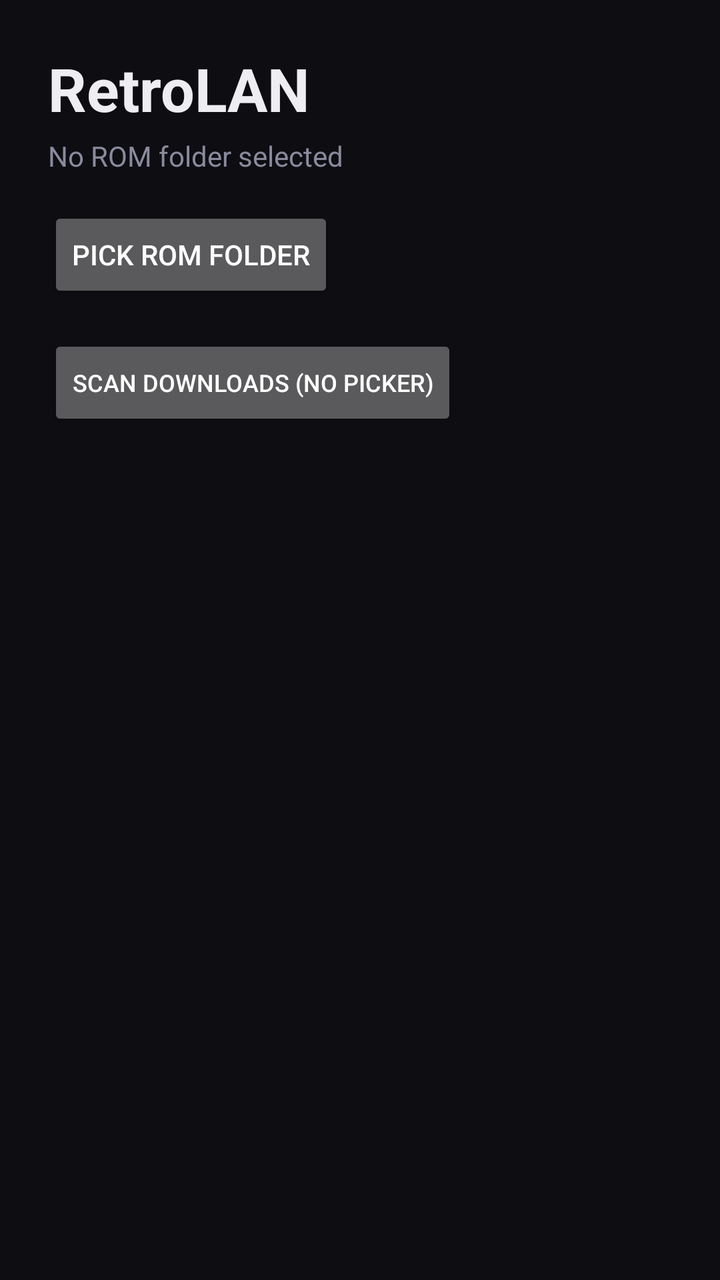
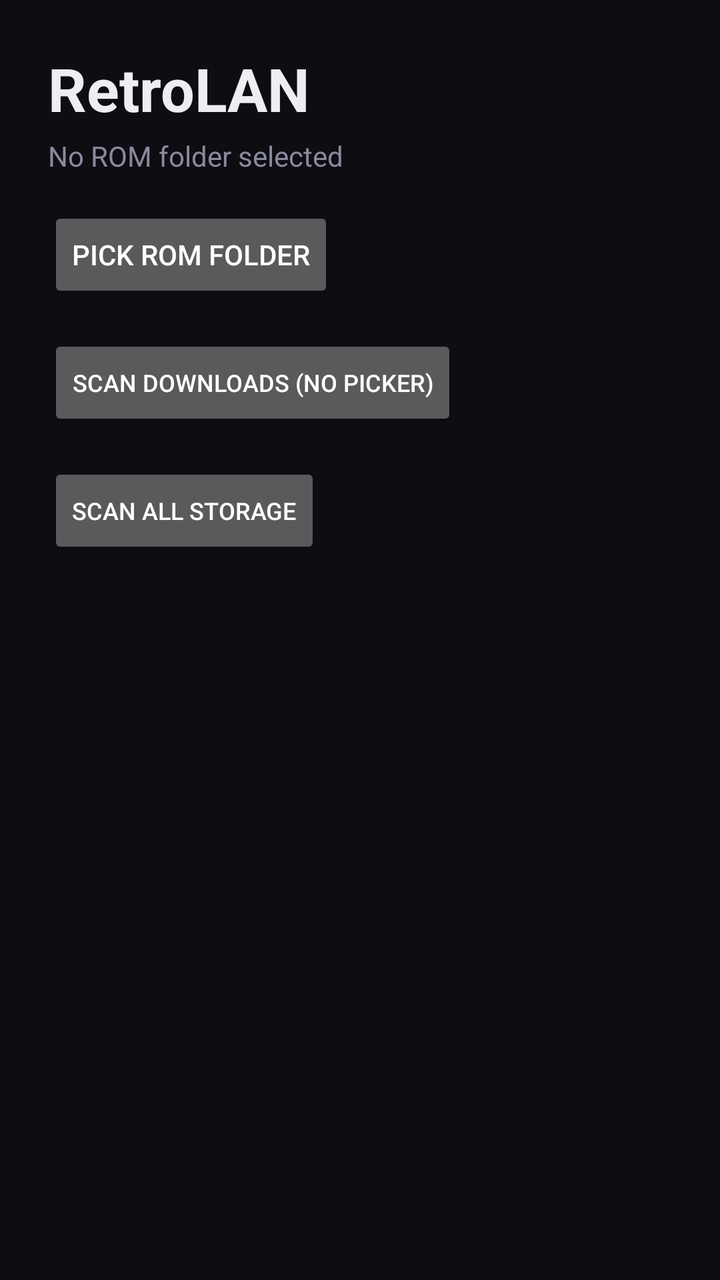

Compare the two renders of this Android layout. The source of the first and the diff that turns it into the second are given below.
<!-- AndroidManifest.xml: application theme AppTheme -->
<!-- res/layout/activity_main.xml -->
<?xml version="1.0" encoding="utf-8"?>
<LinearLayout xmlns:android="http://schemas.android.com/apk/res/android"
    android:layout_width="match_parent" android:layout_height="match_parent"
    android:orientation="vertical" android:background="@color/bg" android:padding="24dp">
    <TextView
        android:id="@+id/title"
        android:layout_width="wrap_content" android:layout_height="wrap_content"
        android:text="RetroLAN"
        android:textSize="30sp" android:textColor="@color/ink" android:textStyle="bold" />
    <TextView
        android:id="@+id/status_text"
        android:layout_width="wrap_content" android:layout_height="wrap_content"
        android:text="@string/no_rom_folder" android:textColor="@color/muted" android:textSize="14sp" android:layout_marginTop="4dp" />
    <Button
        android:id="@+id/pick_folder"
        android:layout_width="wrap_content" android:layout_height="wrap_content"
        android:text="@string/pick_folder" android:layout_marginTop="16dp" android:layout_marginBottom="16dp" />
    <Button
        android:id="@+id/scan_downloads"
        android:layout_width="wrap_content" android:layout_height="wrap_content"
        android:text="Scan Downloads (no picker)" android:layout_marginBottom="16dp"
        android:textSize="12sp" />
    <androidx.recyclerview.widget.RecyclerView
        android:id="@+id/rom_grid"
        android:layout_width="match_parent" android:layout_height="0dp" android:layout_weight="1" />
</LinearLayout>
<!-- resources referenced by this layout -->
<resources>
  <color name="bg">#0D0D12</color>
  <color name="ink">#EDEDF2</color>
  <color name="muted">#8A8A9E</color>
  <string name="no_rom_folder">No ROM folder selected</string>
  <string name="pick_folder">Pick ROM folder</string>
  <style name="AppTheme" parent="Theme.AppCompat.NoActionBar">
          <item name="android:windowBackground">@color/bg</item>
          <item name="colorPrimary">@color/accent</item>
          <item name="colorPrimaryDark">@color/bg</item>
          <item name="colorAccent">@color/accent</item>
      </style>
  <color name="accent">#A13BFF</color>
</resources>

<!-- the commit's change to res/layout/activity_main.xml (unified diff, before → after) -->
@@ -20,6 +20,11 @@
         android:layout_width="wrap_content" android:layout_height="wrap_content"
         android:text="Scan Downloads (no picker)" android:layout_marginBottom="16dp"
         android:textSize="12sp" />
+    <Button
+        android:id="@+id/scan_all"
+        android:layout_width="wrap_content" android:layout_height="wrap_content"
+        android:text="SCAN ALL STORAGE" android:layout_marginBottom="16dp"
+        android:textSize="12sp" />
     <androidx.recyclerview.widget.RecyclerView
         android:id="@+id/rom_grid"
         android:layout_width="match_parent" android:layout_height="0dp" android:layout_weight="1" />
